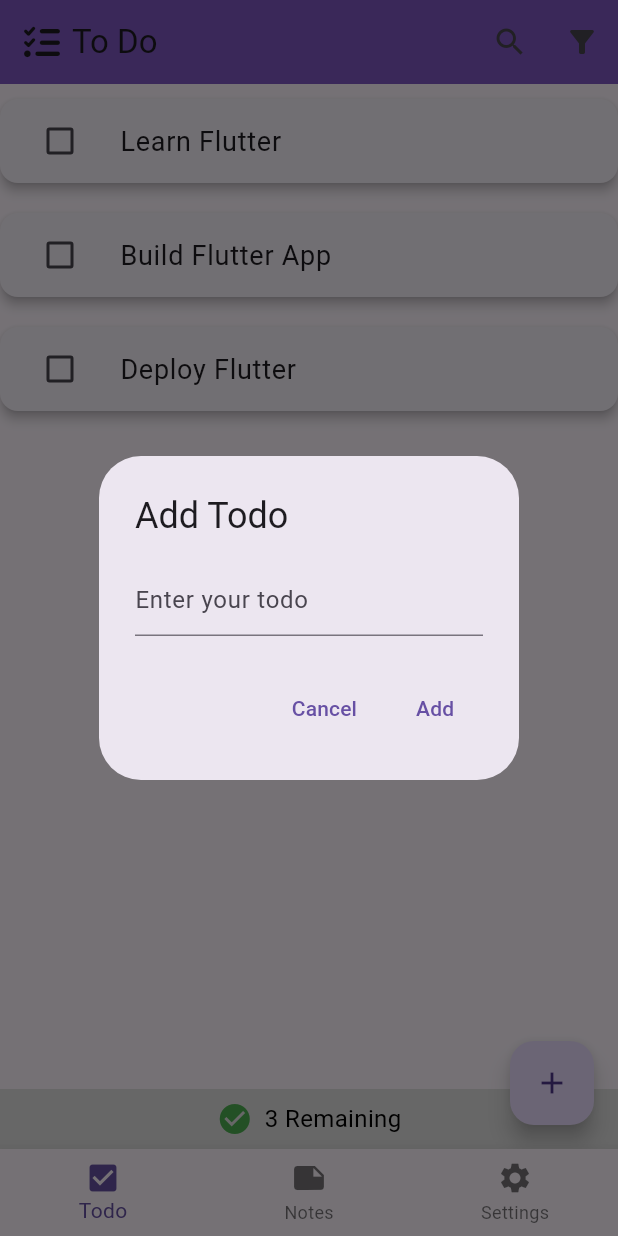
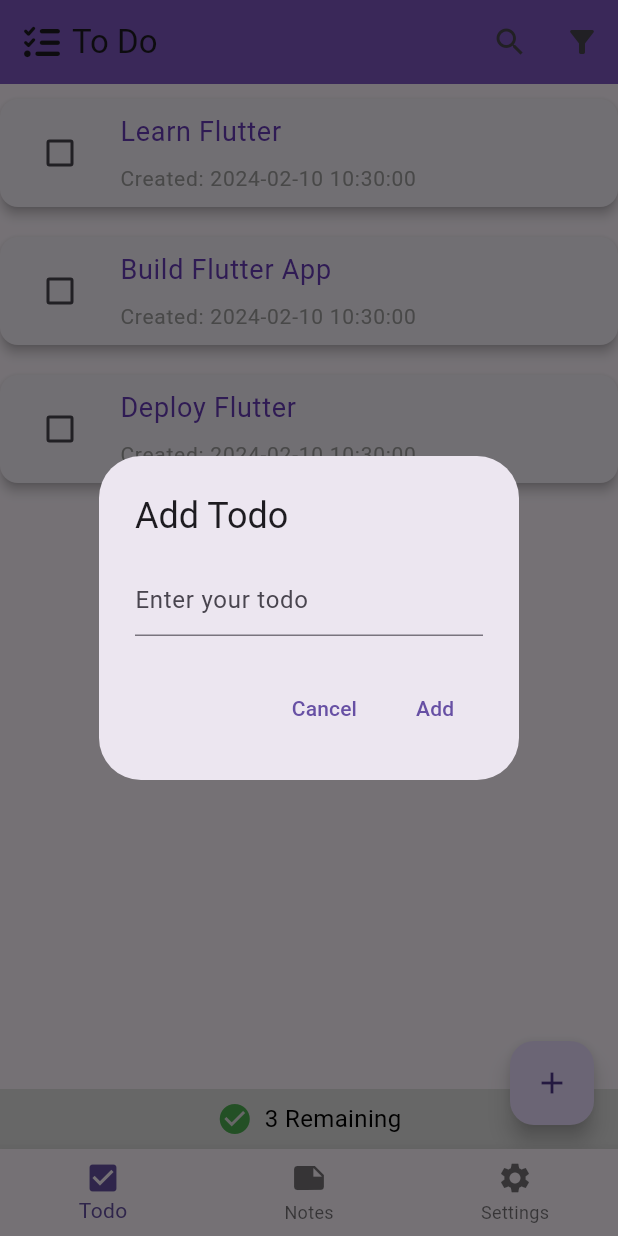
Before and after one commit to Syipmong/todo_app, a Flutter app: the screen it shows after launch, after a tap on the "add" icon, on a phone screen of 412 x 824 dp. Run offline on Flutter 3.47's test engine with Material 3 defaults, Android fonts, the phone set to English and light mode, and no system bars; our stand-ins replace font_awesome_flutter.

Commit message:
added todo creation date and time enhance the todo colors

```diff
--- a/lib/screens/todoscreen.dart
+++ b/lib/screens/todoscreen.dart
@@ -1,5 +1,6 @@
 import 'package:flutter/material.dart';
 import 'package:font_awesome_flutter/font_awesome_flutter.dart';
+
 
 class ToDoScreen extends StatefulWidget {
   const ToDoScreen({super.key});
@@ -10,9 +11,18 @@ class ToDoScreen extends StatefulWidget {
 
 class _ToDoScreenState extends State<ToDoScreen> {
   List<Todo> todos = [
-    Todo(title: 'Learn Flutter'),
-    Todo(title: 'Build Flutter App'),
-    Todo(title: 'Deploy Flutter'),
+    Todo(
+      title: 'Learn Flutter',
+      creationDate: DateTime.now(),
+    ),
+    Todo(
+      title: 'Build Flutter App',
+      creationDate: DateTime.now(),
+    ),
+    Todo(
+      title: 'Deploy Flutter',
+      creationDate: DateTime.now(),
+    ),
   ];
 
   // Function to add a new todo
@@ -40,7 +50,10 @@ class _ToDoScreenState extends State<ToDoScreen> {
                 setState(() {
                   String title = controller.text;
                   if (title.isNotEmpty) {
-                    todos.add(Todo(title: title));
+                    todos.add(Todo(
+                      title: title,
+                      creationDate: DateTime.now(),
+                    ));
                   }
                 });
                 Navigator.of(context).pop();
@@ -165,20 +178,47 @@ class _ToDoScreenState extends State<ToDoScreen> {
                     elevation: 3.0,
                     margin: const EdgeInsets.symmetric(vertical: 10.0),
                     child: ListTile(
-                      title: Text(
+                      title: Column(
+                        crossAxisAlignment: CrossAxisAlignment.start,
+                        children: [
+                          Text(
                             todo.title,
                             style: TextStyle(
                               fontSize: 18.0,
+                              color: Colors.deepPurple,
                               decoration: todo.isCompleted
                                   ? TextDecoration.lineThrough
                                   : null,
                             ),
+                          ),
+                          const SizedBox(height: 8),
+                          Text(
+                            'Created: ${todo.creationDate.toString().split('.')[0]}',
+                            style: const TextStyle(
+                              fontSize: 14.0,
+                              color: Colors.grey,
+                            ),
+                          ),
+                          if (todo.isCompleted && todo.completionDate != null)
+                            Text(
+                              'Completed: ${todo.completionDate}',
+                              style: const TextStyle(
+                                fontSize: 14.0,
+                                color: Colors.grey,
+                              ),
+                            ),
+                        ],
                       ),
                       leading: Checkbox(
                         value: todo.isCompleted,
                         onChanged: (bool? value) {
                           setState(() {
                             todo.isCompleted = value!;
+                            if (value == true) {
+                              todo.completionDate = DateTime.now();
+                            } else {
+                              todo.completionDate = null;
+                            }
                           });
                         },
                       ),
@@ -224,9 +264,13 @@ class _ToDoScreenState extends State<ToDoScreen> {
 class Todo {
   String title;
   bool isCompleted;
+  DateTime creationDate;
+  DateTime? completionDate;
 
   Todo({
     required this.title,
     this.isCompleted = false,
+    required this.creationDate,
+    this.completionDate,
   });
 }
```
Lines whose indentation alone changed are shown as unchanged.
